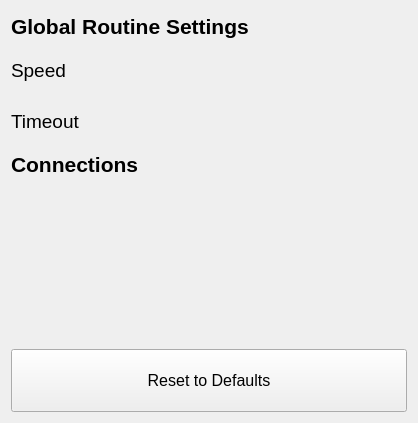
The window that src/settingspage.ui (timsee/Corluma) describes before a commit, drawn with Qt 5.
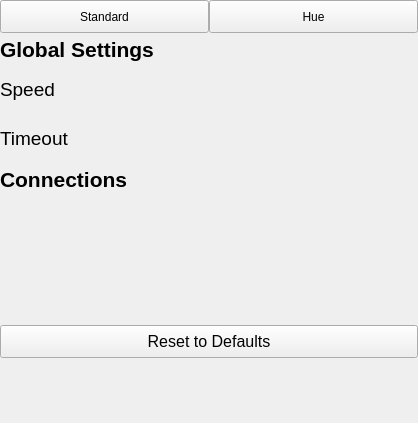
The same window after the commit. Custom widgets are drawn as their Qt base class.

Patch:
```diff
--- a/src/settingspage.ui
+++ b/src/settingspage.ui
@@ -19,97 +19,27 @@
   <property name="windowTitle">
    <string>Form</string>
   </property>
-  <layout class="QGridLayout" name="gridLayout_3" rowstretch="1,3,1,4,1,2">
-   <item row="0" column="0">
-    <widget class="QLabel" name="label_2">
-     <property name="font">
-      <font>
-       <pointsize>16</pointsize>
-       <weight>75</weight>
-       <bold>true</bold>
-      </font>
-     </property>
-     <property name="text">
-      <string>Global Routine Settings</string>
-     </property>
-    </widget>
-   </item>
-   <item row="1" column="0">
-    <layout class="QGridLayout" name="gridLayout_2">
-     <item row="0" column="0">
-      <widget class="QLabel" name="speedLabel">
-       <property name="font">
-        <font>
-         <pointsize>14</pointsize>
-        </font>
-       </property>
-       <property name="text">
-        <string>Speed</string>
-       </property>
-       <property name="alignment">
-        <set>Qt::AlignLeading|Qt::AlignLeft|Qt::AlignVCenter</set>
-       </property>
-      </widget>
-     </item>
-     <item row="1" column="0" colspan="2">
-      <widget class="QLabel" name="timeoutLabel">
-       <property name="sizePolicy">
-        <sizepolicy hsizetype="Preferred" vsizetype="Preferred">
-         <horstretch>0</horstretch>
-         <verstretch>0</verstretch>
-        </sizepolicy>
-       </property>
-       <property name="font">
-        <font>
-         <pointsize>14</pointsize>
-        </font>
-       </property>
-       <property name="text">
-        <string>Timeout</string>
-       </property>
-       <property name="alignment">
-        <set>Qt::AlignLeading|Qt::AlignLeft|Qt::AlignVCenter</set>
-       </property>
-      </widget>
-     </item>
-     <item row="1" column="2">
-      <widget class="LightsSlider" name="timeoutSlider" native="true">
-       <property name="sizePolicy">
-        <sizepolicy hsizetype="Expanding" vsizetype="Expanding">
-         <horstretch>0</horstretch>
-         <verstretch>0</verstretch>
-        </sizepolicy>
-       </property>
-      </widget>
-     </item>
-     <item row="0" column="2">
-      <widget class="LightsSlider" name="speedSlider" native="true">
-       <property name="sizePolicy">
-        <sizepolicy hsizetype="Expanding" vsizetype="Expanding">
-         <horstretch>0</horstretch>
-         <verstretch>0</verstretch>
-        </sizepolicy>
-       </property>
-      </widget>
-     </item>
-    </layout>
-   </item>
-   <item row="2" column="0">
-    <widget class="QLabel" name="label">
-     <property name="font">
-      <font>
-       <pointsize>16</pointsize>
-       <weight>75</weight>
-       <bold>true</bold>
-      </font>
-     </property>
-     <property name="text">
-      <string>Connections</string>
-     </property>
-    </widget>
-   </item>
-   <item row="3" column="0">
+  <layout class="QGridLayout" name="gridLayout_3" rowstretch="1,1,3,1,4,1,2">
+   <property name="leftMargin">
+    <number>0</number>
+   </property>
+   <property name="topMargin">
+    <number>0</number>
+   </property>
+   <property name="rightMargin">
+    <number>0</number>
+   </property>
+   <property name="bottomMargin">
+    <number>0</number>
+   </property>
+   <property name="spacing">
+    <number>0</number>
+   </property>
+   <item row="4" column="0">
     <layout class="QGridLayout" name="gridLayout">
+     <property name="spacing">
+      <number>0</number>
+     </property>
      <item row="0" column="1">
       <widget class="LightCheckBox" name="httpCheckBox" native="true">
        <property name="sizePolicy">
@@ -145,7 +75,7 @@
      </item>
     </layout>
    </item>
-   <item row="4" column="0">
+   <item row="6" column="0">
     <spacer name="verticalSpacer">
      <property name="orientation">
       <enum>Qt::Vertical</enum>
@@ -158,6 +88,127 @@
      </property>
     </spacer>
    </item>
+   <item row="0" column="0">
+    <layout class="QHBoxLayout" name="horizontalLayout">
+     <property name="spacing">
+      <number>0</number>
+     </property>
+     <item>
+      <widget class="QPushButton" name="standardButton">
+       <property name="sizePolicy">
+        <sizepolicy hsizetype="Minimum" vsizetype="Expanding">
+         <horstretch>0</horstretch>
+         <verstretch>0</verstretch>
+        </sizepolicy>
+       </property>
+       <property name="text">
+        <string>Standard</string>
+       </property>
+      </widget>
+     </item>
+     <item>
+      <widget class="QPushButton" name="hueButton">
+       <property name="sizePolicy">
+        <sizepolicy hsizetype="Minimum" vsizetype="Expanding">
+         <horstretch>0</horstretch>
+         <verstretch>0</verstretch>
+        </sizepolicy>
+       </property>
+       <property name="text">
+        <string>Hue</string>
+       </property>
+      </widget>
+     </item>
+    </layout>
+   </item>
+   <item row="2" column="0">
+    <layout class="QGridLayout" name="gridLayout_2">
+     <item row="0" column="0">
+      <widget class="QLabel" name="speedLabel">
+       <property name="font">
+        <font>
+         <pointsize>14</pointsize>
+        </font>
+       </property>
+       <property name="text">
+        <string>Speed</string>
+       </property>
+       <property name="alignment">
+        <set>Qt::AlignLeading|Qt::AlignLeft|Qt::AlignVCenter</set>
+       </property>
+      </widget>
+     </item>
+     <item row="1" column="0" colspan="2">
+      <widget class="QLabel" name="timeoutLabel">
+       <property name="sizePolicy">
+        <sizepolicy hsizetype="Preferred" vsizetype="Preferred">
+         <horstretch>0</horstretch>
+         <verstretch>0</verstretch>
+        </sizepolicy>
+       </property>
+       <property name="font">
+        <font>
+         <pointsize>14</pointsize>
+        </font>
+       </property>
+       <property name="text">
+        <string>Timeout</string>
+       </property>
+       <property name="alignment">
+        <set>Qt::AlignLeading|Qt::AlignLeft|Qt::AlignVCenter</set>
+       </property>
+      </widget>
+     </item>
+     <item row="1" column="2">
+      <widget class="LightsSlider" name="timeoutSlider" native="true">
+       <property name="sizePolicy">
+        <sizepolicy hsizetype="Expanding" vsizetype="Expanding">
+         <horstretch>0</horstretch>
+         <verstretch>0</verstretch>
+        </sizepolicy>
+       </property>
+      </widget>
+     </item>
+     <item row="0" column="2">
+      <widget class="LightsSlider" name="speedSlider" native="true">
+       <property name="sizePolicy">
+        <sizepolicy hsizetype="Expanding" vsizetype="Expanding">
+         <horstretch>0</horstretch>
+         <verstretch>0</verstretch>
+        </sizepolicy>
+       </property>
+      </widget>
+     </item>
+    </layout>
+   </item>
+   <item row="1" column="0">
+    <widget class="QLabel" name="label_2">
+     <property name="font">
+      <font>
+       <pointsize>16</pointsize>
+       <weight>75</weight>
+       <bold>true</bold>
+      </font>
+     </property>
+     <property name="text">
+      <string>Global Settings</string>
+     </property>
+    </widget>
+   </item>
+   <item row="3" column="0">
+    <widget class="QLabel" name="label">
+     <property name="font">
+      <font>
+       <pointsize>16</pointsize>
+       <weight>75</weight>
+       <bold>true</bold>
+      </font>
+     </property>
+     <property name="text">
+      <string>Connections</string>
+     </property>
+    </widget>
+   </item>
    <item row="5" column="0">
     <widget class="QPushButton" name="resetButton">
      <property name="sizePolicy">
```
